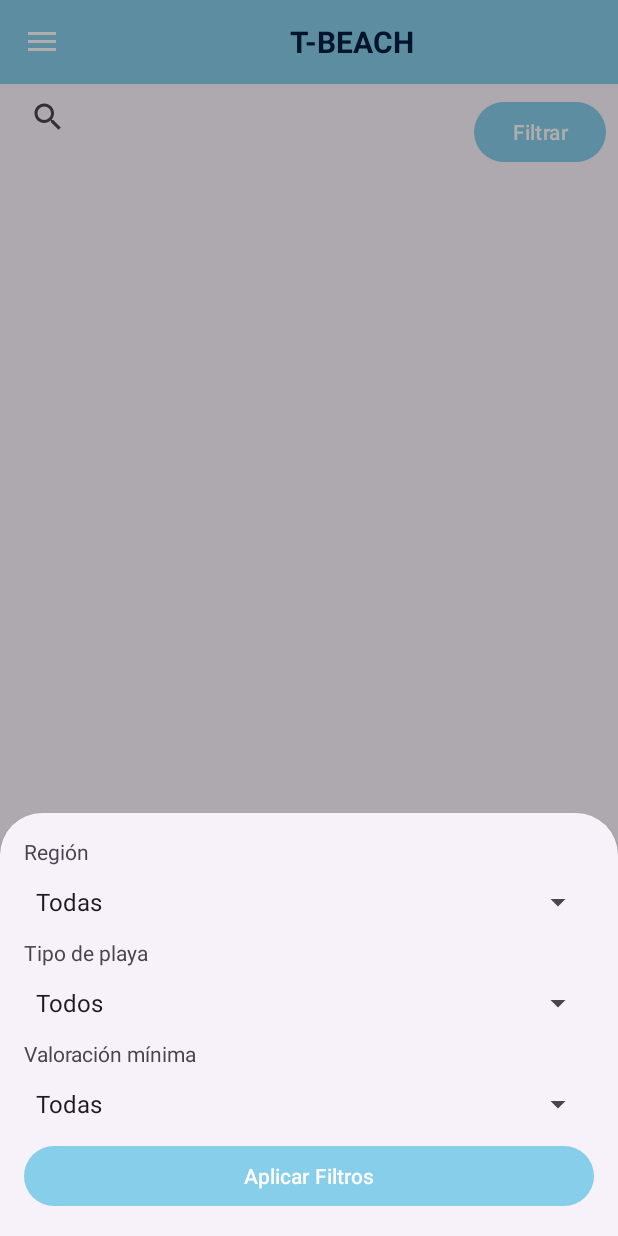
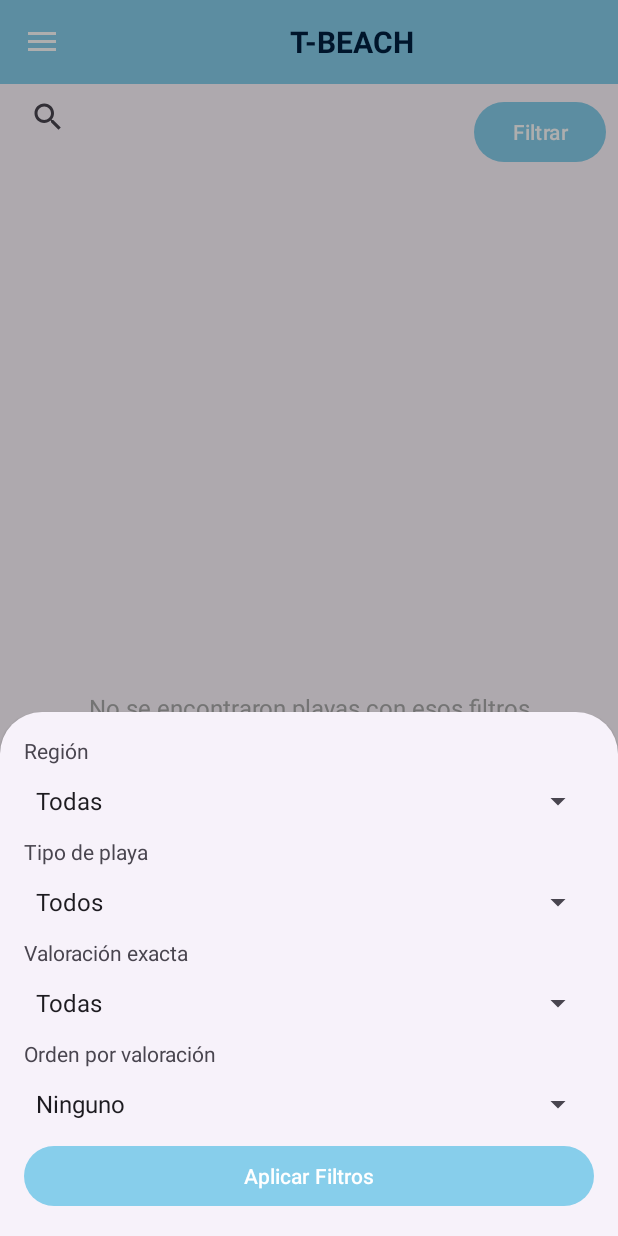
Before and after one commit to BraddLopez/PRO, an Android app: the screen it shows after launch once a user with an empty profile is signed in (MainActivity), after a tap on "Filtrar", on a phone screen of 412 x 824 dp. Run offline under Robolectric (Android 15) with nearby library versions, the phone set to English and light mode, and no system bars; our stand-ins replace Firebase (no records; nobody signed in at launch, a user with empty details on screens opened directly); 1 statement that could not run was skipped; 1 other tap on this screen came first.

Commit message:
NUEVO FUNCION

```diff
--- a/app/src/main/res/layout/activity_main.xml
+++ b/app/src/main/res/layout/activity_main.xml
@@ -62,6 +62,8 @@
                     android:layout_height="wrap_content"
                     android:text="Filtrar" />
 
+
+
             </LinearLayout>
 
 
@@ -69,15 +71,54 @@
             <androidx.swiperefreshlayout.widget.SwipeRefreshLayout
                 android:id="@+id/swipeRefreshLayout"
                 android:layout_width="match_parent"
-                android:layout_height="720dp">
+                android:layout_height="0dp"
+                android:layout_weight="1">
 
-                <androidx.recyclerview.widget.RecyclerView
-                    android:id="@+id/beachRecyclerView"
+                <LinearLayout
+                    android:orientation="vertical"
                     android:layout_width="match_parent"
-                    android:layout_height="match_parent"
-                    android:scrollbars="vertical"
-                    android:padding="8dp" />
+                    android:layout_height="match_parent">
+
+                    <!-- TEXTO DE FILTROS APLICADOS -->
+                    <TextView
+                        android:id="@+id/textFiltrosAplicados"
+                        android:layout_width="match_parent"
+                        android:layout_height="wrap_content"
+                        android:text="Filtros aplicados: ..."
+                        android:textColor="@android:color/black"
+                        android:textStyle="italic"
+                        android:textSize="14sp"
+                        android:padding="8dp"
+                        android:visibility="gone"/>
+
+                    <!-- LISTA DE PLAYAS -->
+                    <FrameLayout
+                        android:layout_width="match_parent"
+                        android:layout_height="match_parent">
+
+                        <androidx.recyclerview.widget.RecyclerView
+                            android:id="@+id/beachRecyclerView"
+                            android:layout_width="match_parent"
+                            android:layout_height="match_parent"
+                            android:scrollbars="vertical"
+                            android:padding="8dp"/>
+
+                        <TextView
+                            android:id="@+id/textNoResults"
+                            android:layout_width="match_parent"
+                            android:layout_height="wrap_content"
+                            android:text="No se encontraron playas con esos filtros"
+                            android:textAlignment="center"
+                            android:gravity="center"
+                            android:visibility="gone"
+                            android:textSize="16sp"
+                            android:textColor="@android:color/darker_gray"
+                            android:layout_gravity="center"
+                            android:padding="16dp"/>
+                    </FrameLayout>
+                </LinearLayout>
             </androidx.swiperefreshlayout.widget.SwipeRefreshLayout>
+
 
         </LinearLayout>
 
--- a/app/src/main/res/layout/filter_bottom_sheet.xml
+++ b/app/src/main/res/layout/filter_bottom_sheet.xml
@@ -1,5 +1,4 @@
 <?xml version="1.0" encoding="utf-8"?>
-
 <LinearLayout
     xmlns:android="http://schemas.android.com/apk/res/android"
     android:orientation="vertical"
@@ -30,10 +29,20 @@
     <TextView
         android:layout_width="match_parent"
         android:layout_height="wrap_content"
-        android:text="Valoración mínima" />
+        android:text="Valoración exacta" />
 
     <Spinner
         android:id="@+id/spinnerRating"
+        android:layout_width="match_parent"
+        android:layout_height="48dp" />
+
+    <TextView
+        android:layout_width="match_parent"
+        android:layout_height="wrap_content"
+        android:text="Orden por valoración" />
+
+    <Spinner
+        android:id="@+id/spinnerOrden"
         android:layout_width="match_parent"
         android:layout_height="48dp" />
 
@@ -42,5 +51,4 @@
         android:layout_width="match_parent"
         android:layout_height="wrap_content"
         android:text="Aplicar Filtros" />
-
 </LinearLayout>
--- a/app/src/main/res/values/strings.xml
+++ b/app/src/main/res/values/strings.xml
@@ -6,4 +6,10 @@
 
     <!-- TODO: Remove or change this placeholder text -->
     <string name="hello_blank_fragment">Hello blank fragment</string>
+    <string-array name="orden_valoracion_options">
+        <item>Ninguno</item>
+        <item>Más valorizadas</item>
+        <item>Menos valorizadas</item>
+    </string-array>
+
 </resources>
```
Also changed, not shown: app/src/main/java/com/example/pro/ActividadRecuperar.kt (+1 -10 lines), app/src/main/java/com/example/pro/MainActivity.kt (+67 -62 lines).
